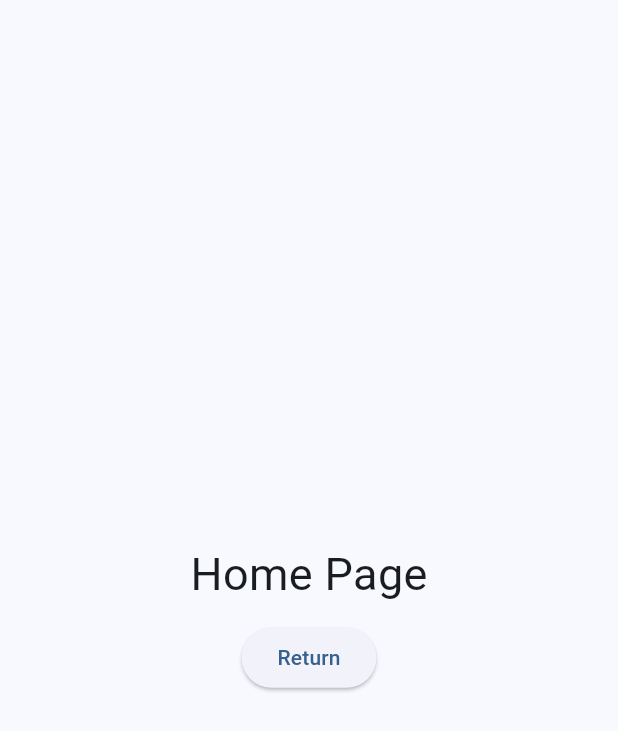
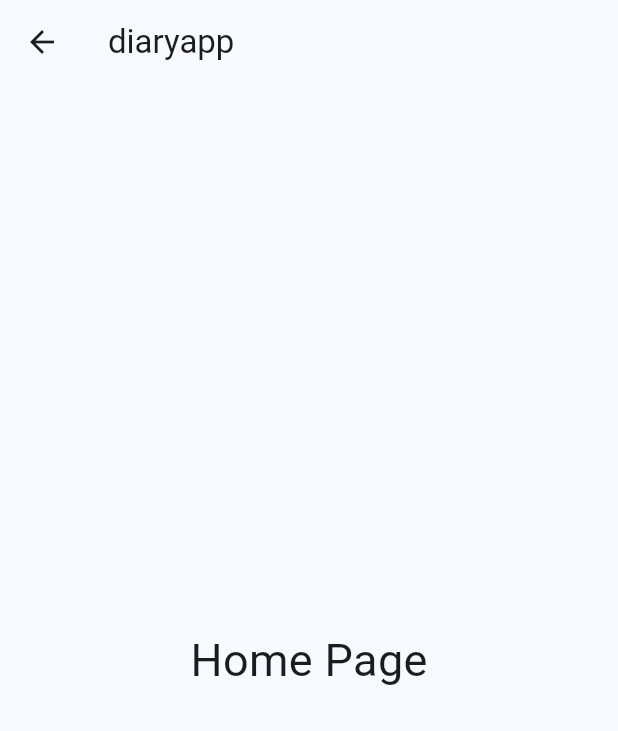
Before and after one commit to Pumpkin888666/DiaryApp, a Flutter app: the Home screen opened by its route, on a phone screen of 412 x 824 dp. Shown: the top 731 px of the screen. Run offline on Flutter 3.47's test engine with Material 3 defaults, Android fonts, the phone set to English and light mode, and no system bars; our stand-ins replace shared_preferences; missing offline and left inert: window_manager; accounts and stored records are empty; network calls fail.

```diff
--- a/lib/pages/Home.dart
+++ b/lib/pages/Home.dart
@@ -1,6 +1,6 @@
 import 'package:flutter/material.dart';
 
-class Home extends StatefulWidget{
+class Home extends StatefulWidget {
   const Home({super.key});
 
   @override
@@ -11,15 +11,18 @@ class _HomeState extends State<Home> {
   @override
   Widget build(BuildContext context) {
     return Scaffold(
-      body: Center(
+      appBar: AppBar(
+        title: const Text('diaryapp'),
+        leading: null,
+      ),
+      body: const Center(
         child: Column(
           mainAxisAlignment: MainAxisAlignment.center,
           children: [
-            const Text('Home Page',style: TextStyle(fontSize: 30),),
-            const SizedBox(height: 10,),
-            ElevatedButton(onPressed: (){
-              Navigator.pushNamed(context, '/login');
-            }, child: const Text('Return')),
+            Text(
+              'Home Page',
+              style: TextStyle(fontSize: 30),
+            ),
           ],
         ),
       ),
--- a/lib/pages/load.dart
+++ b/lib/pages/load.dart
@@ -47,7 +47,7 @@ class _LoadState extends State<Load> {
                 app_ini['login_post_url']
             ),
             context);
-        Navigator.pushNamed(context, '/login');
+        Navigator.pushReplacementNamed(context, '/login');
       } else {
         // 请求失败
         setState(() {
--- a/lib/pages/login.dart
+++ b/lib/pages/login.dart
@@ -67,7 +67,7 @@ class _LoginState extends State<Login> {
                 foregroundColor: Colors.white, // 字体颜色
               );
             });
-            Navigator.pushNamed(context, '/home');
+            Navigator.pushReplacementNamed(context, '/home');
             break;
           case -2001:
             setState(() {
@@ -201,7 +201,7 @@ class _LoginState extends State<Login> {
                                     children: [
                                       ElevatedButton.icon(
                                         onPressed: () {
-                                          Navigator.pushNamed(context, '/home');
+                                          Navigator.pushReplacementNamed(context, '/home');
                                         },
                                         icon: const Icon(Icons.east),
                                         label: const Text('直接登录'),
```
